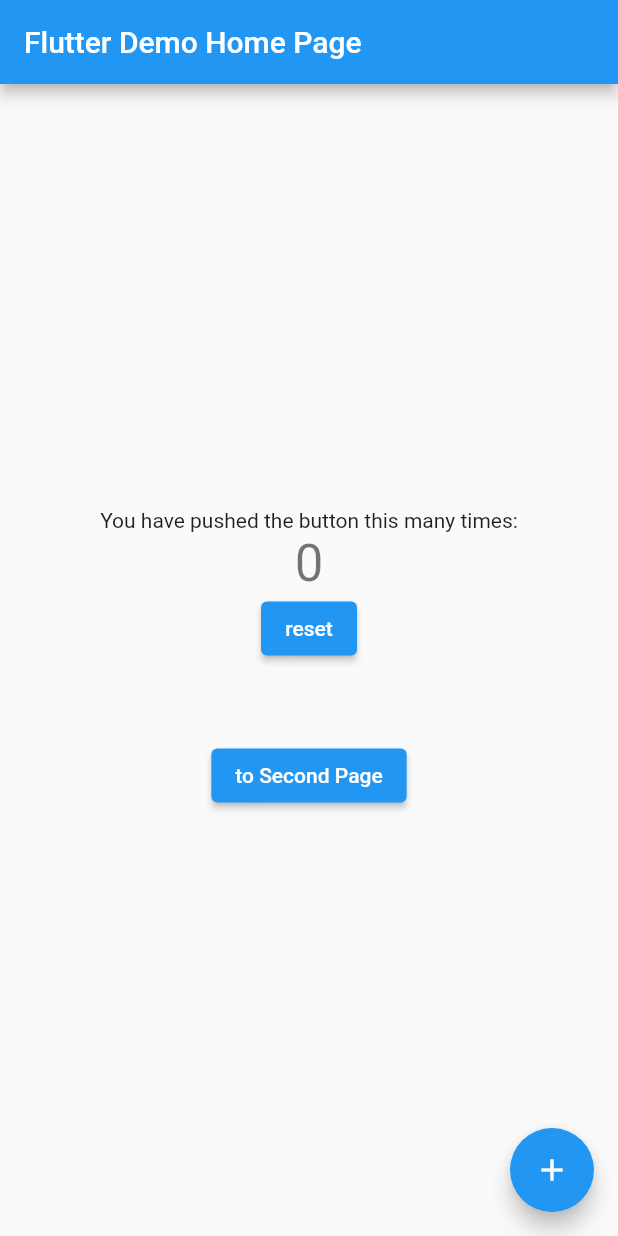
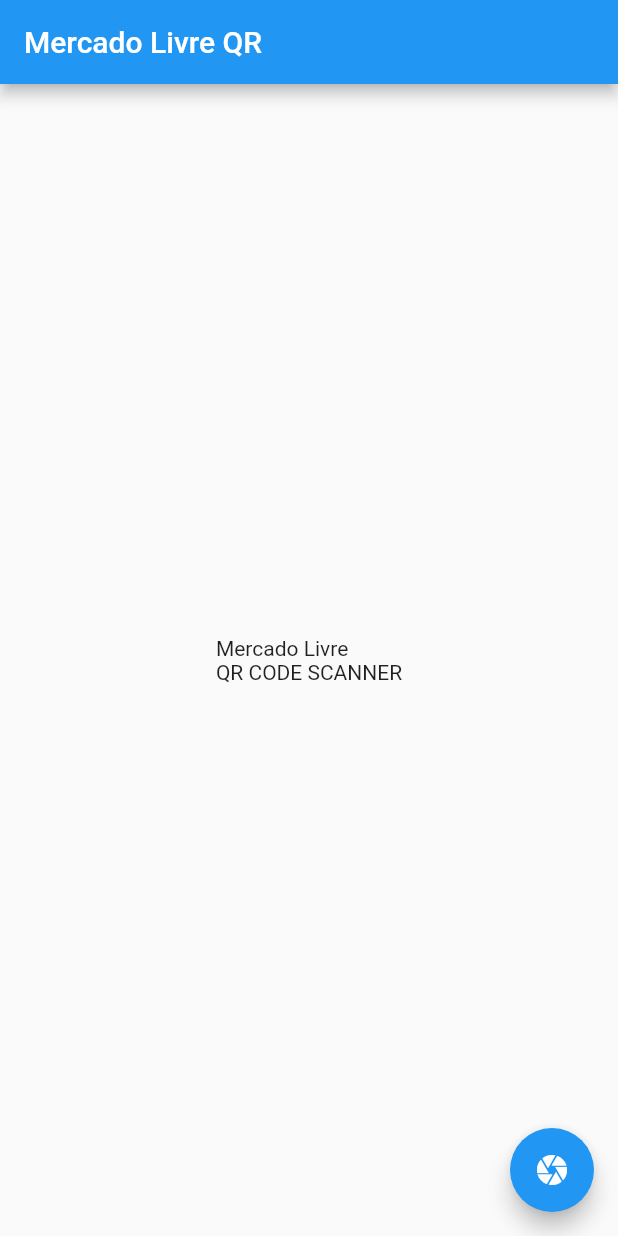
Before and after one commit to gabrielmuller777/mercado_livre, a Flutter app: the screen it shows after launch, on a phone screen of 412 x 824 dp. Run offline on Flutter 3.47's test engine with Material 2 defaults, Android fonts, the phone set to English and light mode, and no system bars; missing offline and left inert: dart:ffi, qr_code_scanner.

Commit message:
QR integrado

```diff
--- a/lib/main.dart
+++ b/lib/main.dart
@@ -1,46 +1,26 @@
-import 'dart:html';
 
 import 'package:flutter/material.dart';
+import 'qrscan.dart';
 
 void main() {
   runApp(MyApp());
 }
 
 class MyApp extends StatelessWidget {
-  // This widget is the root of your application.
   @override
   Widget build(BuildContext context) {
     return MaterialApp(
-      title: 'Flutter Demo',
+      title: 'ML QR Reader',
       theme: ThemeData(
-        // This is the theme of your application.
-        //
-        // Try running your application with "flutter run". You'll see the
-        // application has a blue toolbar. Then, without quitting the app, try
-        // changing the primarySwatch below to Colors.green and then invoke
-        // "hot reload" (press "r" in the console where you ran "flutter run",
-        // or simply save your changes to "hot reload" in a Flutter IDE).
-        // Notice that the counter didn't reset back to zero; the application
-        // is not restarted.
         primarySwatch: Colors.blue,
       ),
-      home: MyHomePage(title: 'Flutter Demo Home Page'),
+      home: MyHomePage(title: 'Mercado Livre QR'),
     );
   }
 }
 
 class MyHomePage extends StatefulWidget {
   MyHomePage({Key key, this.title}) : super(key: key);
-
-  // This widget is the home page of your application. It is stateful, meaning
-  // that it has a State object (defined below) that contains fields that affect
-  // how it looks.
-
-  // This class is the configuration for the state. It holds the values (in this
-  // case the title) provided by the parent (in this case the App widget) and
-  // used by the build method of the State. Fields in a Widget subclass are
-  // always marked "final".
-
   final String title;
 
   @override
@@ -48,19 +28,6 @@
 }
 
 class _MyHomePageState extends State<MyHomePage> {
-  int _counter = 0;
-
-  void _incrementCounter() {
-    setState(() {
-      _counter++;
-    });
-  }
-
-  void _resetCounter() {
-    setState(() {
-      _counter = 0;
-    });
-  }
 
   @override
   Widget build(BuildContext context) {
@@ -73,59 +40,18 @@
           mainAxisAlignment: MainAxisAlignment.center,
           children: <Widget>[
             Text(
-              'You have pushed the button this many times:',
+              'Mercado Livre\nQR CODE SCANNER',
             ),
-            Text(
-              '$_counter',
-              style: Theme.of(context).textTheme.headline4,
-            ),
-            ElevatedButton(
-              onPressed: _resetCounter,
-              child: Text('reset')
-            ),
-            SizedBox(height: 50),
-            ElevatedButton(
-              child: Text('to Second Page'),
-              onPressed: () {
-                Navigator.push(
-                  context,
-                  MaterialPageRoute(builder: (context) => SecondPage()),
-                );
-              }
-            )
           ],
         ),
       ),
       floatingActionButton: FloatingActionButton(
-        onPressed: _incrementCounter,
-        tooltip: 'Increment',
-        child: Icon(Icons.add),
+        onPressed: () {
+          Navigator.push(context, MaterialPageRoute(builder: (context) => QrScan()));
+        },
+        tooltip: 'Scan',
+        child: Icon(Icons.camera),
       ),
     );
   }
 }
-
-class SecondPage extends StatelessWidget {
-  @override
-  Widget build(BuildContext context) {
-    return Scaffold(
-      appBar: AppBar(
-        title: Text('Second Page'),
-      ),
-      body: Center(
-        child: Column(
-          mainAxisAlignment: MainAxisAlignment.center,
-          children: <Widget>[
-            Text ('Second Page'),
-            ElevatedButton(
-              child: Text('Home'),
-              onPressed: () {
-                Navigator.pop(context);
-              },
-            )
-          ]
-        ),
-      ),
-    );
-  }
-}
--- a/pubspec.yaml
+++ b/pubspec.yaml
@@ -23,6 +23,7 @@
 dependencies:
   flutter:
     sdk: flutter
+  qr_code_scanner: ^0.4.0
 
 
   # The following adds the Cupertino Icons font to your application.
```
Also changed, not shown: lib/qrscan.dart (added, +169 -0 lines), 3 other files.
